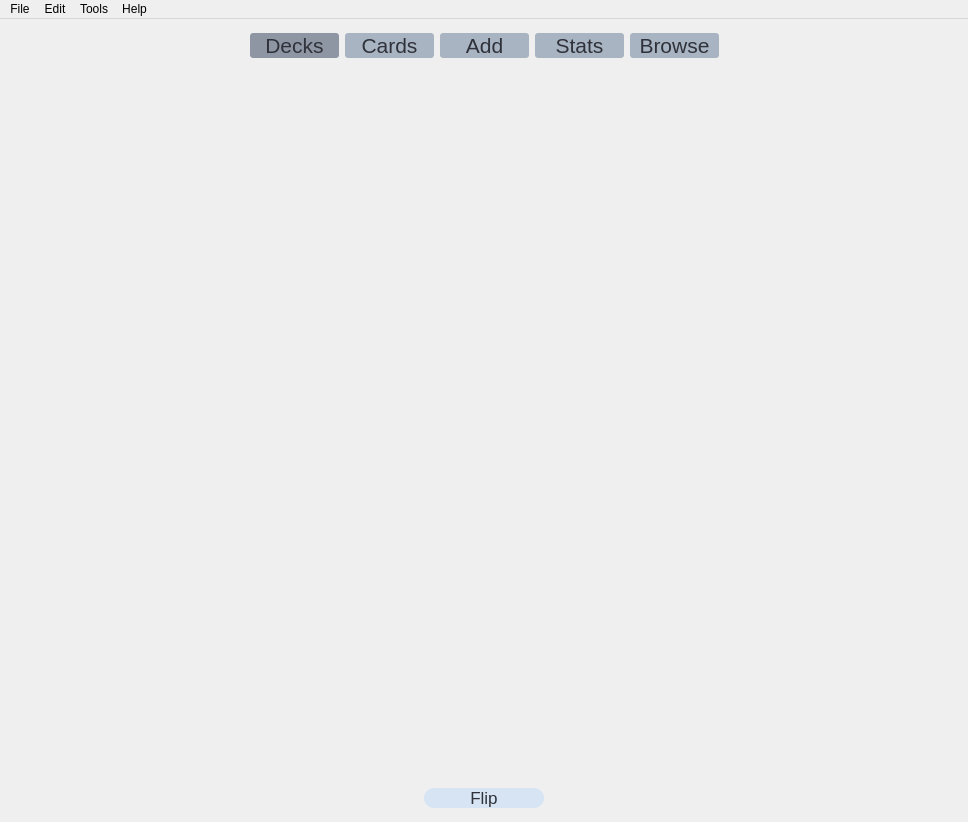
The window that studyfront.ui (Drewfett/FlashcardsNEA) describes before a commit, drawn with Qt 5.
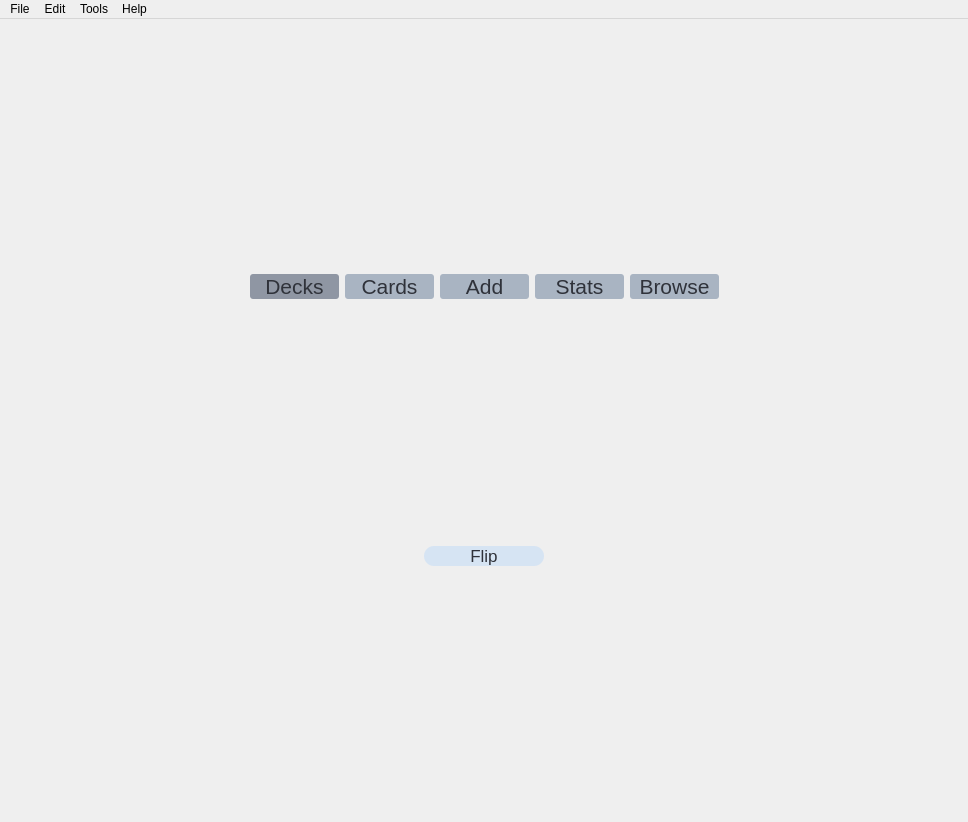
The same window after the commit.

Diff of the .ui file:
```diff
--- a/studyfront.ui
+++ b/studyfront.ui
@@ -242,16 +242,6 @@
         </item>
        </layout>
       </item>
-      <item>
-       <widget class="QWidget" name="frontwidget" native="true">
-        <property name="sizePolicy">
-         <sizepolicy hsizetype="Expanding" vsizetype="Expanding">
-          <horstretch>0</horstretch>
-          <verstretch>0</verstretch>
-         </sizepolicy>
-        </property>
-       </widget>
-      </item>
       <item>
        <layout class="QHBoxLayout" name="horizontalLayout_3">
         <item>
```
Left out of the diff: 2 changed lines with no effect on the pictures.
